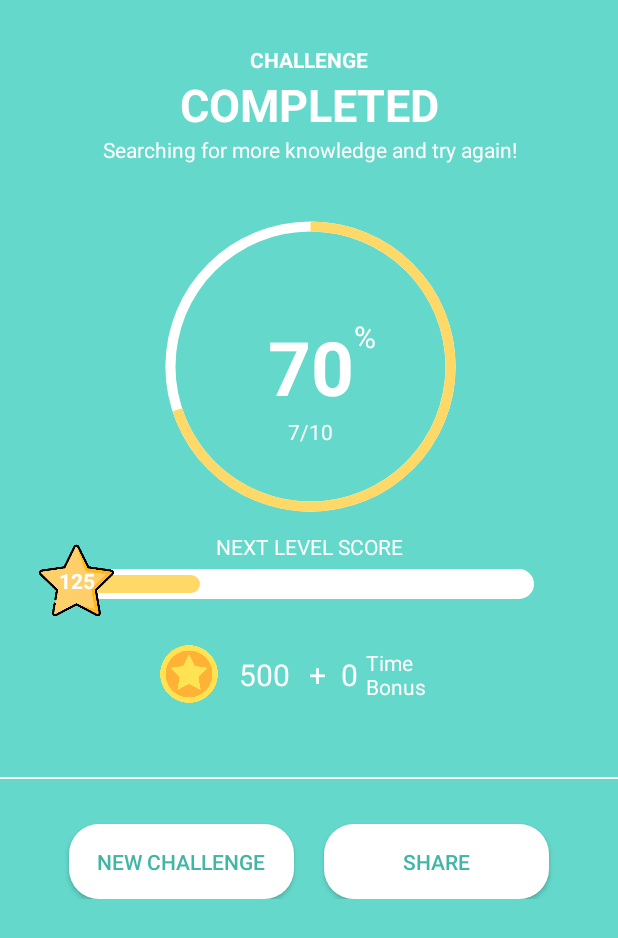
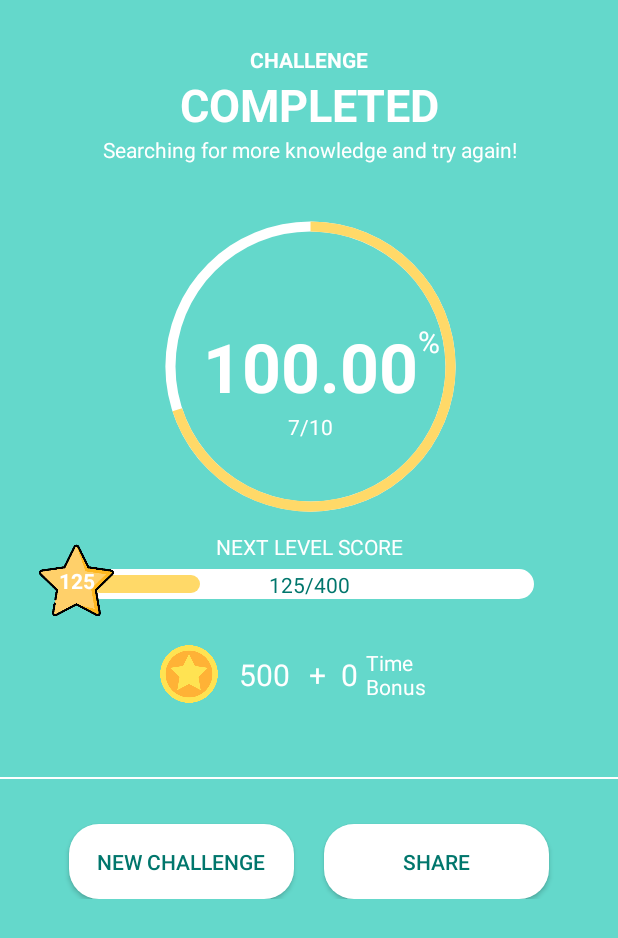
Before and after one commit to YumikoKawaii/YQuizizz, an Android app: the layout fragment_summary.xml on its own in the app's theme, with its tools: preview values and no code run, on a phone screen of 412 x 824 dp. Shown: the top 938 px of the screen. Run offline under Robolectric (Android 15) with nearby library versions, the phone set to English and light mode, and no system bars.

Commit message:
Add Summary Screen

```diff
--- a/YQuizizz/app/src/main/java/com/example/yquizizz/database/QuizDataController.java
+++ b/YQuizizz/app/src/main/java/com/example/yquizizz/database/QuizDataController.java
@@ -136,6 +136,8 @@ public class QuizDataController extends SQLiteOpenHelper {
             System.out.println("Data is not available!");
         }
 
+        database.close();
+
         return result;
     }
 
--- a/YQuizizz/app/src/main/java/com/example/yquizizz/mainActivity/selectChallenge/attemptChallenge/AttemptChallenge.java
+++ b/YQuizizz/app/src/main/java/com/example/yquizizz/mainActivity/selectChallenge/attemptChallenge/AttemptChallenge.java
@@ -105,6 +105,7 @@ public class AttemptChallenge extends Fragment {
                     index++;
                     if (index > 5) {
                         result.setDateAttempted(SystemData.getCurrentDate());
+                        result.setRemainingTime(TIME_PER_CHALLENGE);
                         openSummary();
                     } else {
                         quiz = challenge.getQuizByIndex(index - 1);
--- a/YQuizizz/app/src/main/res/layout/fragment_summary.xml
+++ b/YQuizizz/app/src/main/res/layout/fragment_summary.xml
@@ -80,15 +80,15 @@
                     android:textColor="@color/white"
                     app:layout_constraintEnd_toEndOf="@+id/attemptSummary"
                     app:layout_constraintStart_toStartOf="@+id/attemptSummary"
-                    app:layout_constraintTop_toBottomOf="@+id/percentOfRightAnswer" />
+                    app:layout_constraintTop_toBottomOf="@+id/percentOfPoint" />
 
                 <TextView
-                    android:id="@+id/percentOfRightAnswer"
+                    android:id="@+id/percentOfPoint"
                     android:layout_width="wrap_content"
                     android:layout_height="wrap_content"
-                    android:text="70"
+                    android:text="100.00"
                     android:textColor="@color/white"
-                    android:textSize="50sp"
+                    android:textSize="45sp"
                     android:textStyle="bold"
                     app:layout_constraintBottom_toBottomOf="@+id/attemptSummary"
                     app:layout_constraintEnd_toEndOf="@+id/attemptSummary"
@@ -102,8 +102,8 @@
                     android:text="%"
                     android:textColor="@color/white"
                     android:textSize="20sp"
-                    app:layout_constraintStart_toEndOf="@+id/percentOfRightAnswer"
-                    app:layout_constraintTop_toTopOf="@+id/percentOfRightAnswer" />
+                    app:layout_constraintStart_toEndOf="@+id/percentOfPoint"
+                    app:layout_constraintTop_toTopOf="@+id/percentOfPoint" />
 
                 <TextView
                     android:layout_width="wrap_content"
@@ -122,10 +122,22 @@
                     android:layout_width="300dp"
                     android:layout_height="20dp"
                     android:progress="25"
+                    android:indeterminateOnly="false"
                     android:progressDrawable="@drawable/point_bar"
                     app:layout_constraintEnd_toEndOf="parent"
                     app:layout_constraintStart_toStartOf="parent"
                     app:layout_constraintTop_toBottomOf="@+id/attemptSummary" />
+
+                <TextView
+                    android:id="@+id/pointProgressText"
+                    android:layout_width="wrap_content"
+                    android:layout_height="wrap_content"
+                    android:text="125/400"
+                    android:textColor="#00766c"
+                    app:layout_constraintEnd_toEndOf="@+id/pointBar"
+                    app:layout_constraintStart_toStartOf="@+id/pointBar"
+                    app:layout_constraintTop_toTopOf="@id/pointBar"
+                    app:layout_constraintBottom_toBottomOf="@id/pointBar"/>
 
                 <ImageView
                     android:id="@+id/imageView10"
@@ -220,7 +232,7 @@
                     android:layout_marginTop="150dp"
                     android:background="@drawable/signin_button_rounded"
                     android:text="new challenge"
-                    android:textColor="#42b5a4"
+                    android:textColor="#00766c"
                     app:layout_constraintStart_toStartOf="@id/pointBar"
                     app:layout_constraintTop_toBottomOf="@+id/pointBar" />
 
@@ -232,7 +244,7 @@
                     android:layout_marginEnd="-10dp"
                     android:background="@drawable/signin_button_rounded"
                     android:text="Share"
-                    android:textColor="#42b5a4"
+                    android:textColor="#00766c"
                     app:layout_constraintEnd_toEndOf="@+id/pointBar"
                     app:layout_constraintTop_toBottomOf="@+id/pointBar" />
 
--- a/YQuizizz/app/src/main/res/values/strings.xml
+++ b/YQuizizz/app/src/main/res/values/strings.xml
@@ -58,7 +58,7 @@
     <string name="one_right_answer">You have tried!</string>
     <string name="two_right_answer">Better luck next time!</string>
     <string name="three_right_answer">You are quite good!</string>
-    <string name="four_right_answer"></string>
-    <string name="five_right_answer"></string>
+    <string name="four_right_answer">Keep going, just a little bit more!</string>
+    <string name="five_right_answer">You are great!</string>
 
 </resources>
```
Also changed, not shown: YQuizizz/app/src/main/java/com/example/yquizizz/challenge/Result.java (+19 -4 lines), YQuizizz/app/src/main/java/com/example/yquizizz/mainActivity/selectChallenge/summary/Summary.java (+59 -0 lines), YQuizizz/app/src/main/java/com/example/yquizizz/user/User.java (+25 -3 lines), YQuizizz/app/src/main/res/layout/fragment_leaderboard.xml (+8 -9 lines).
